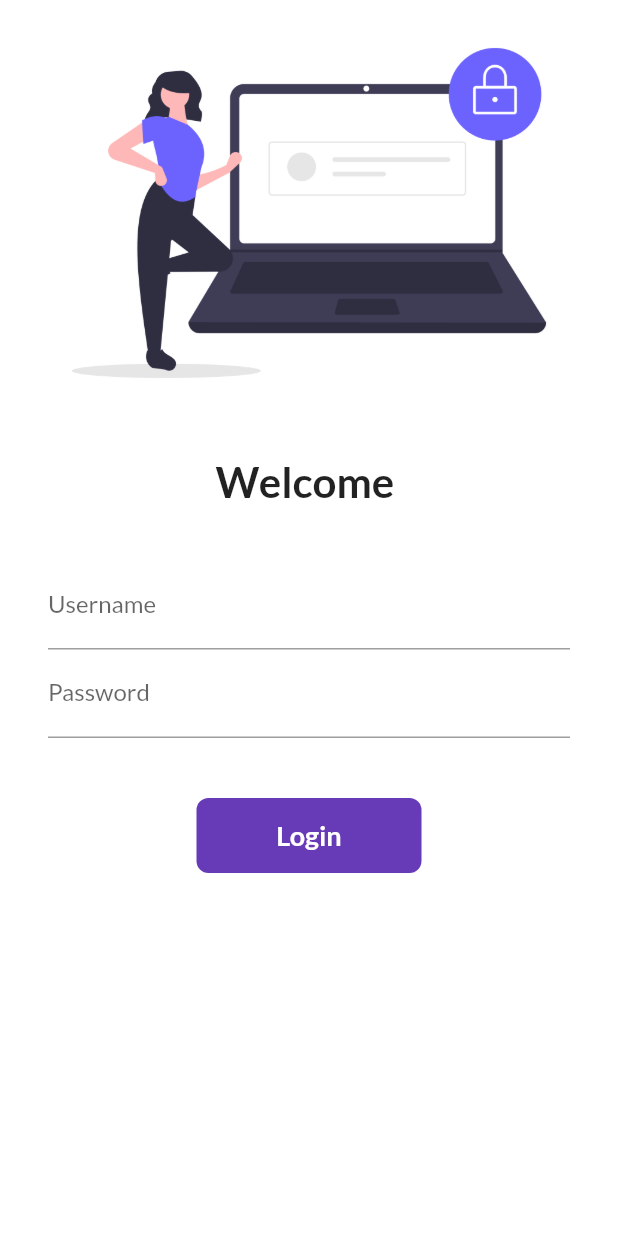
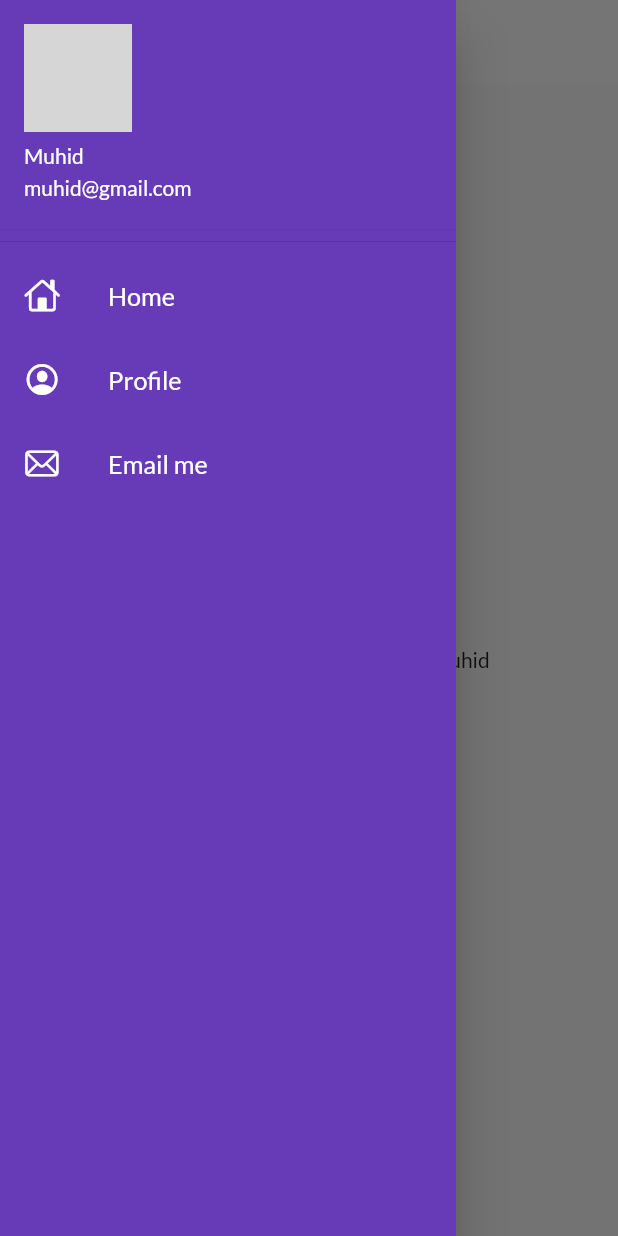
Before and after one commit to muhidhossain/flutter_catalog, a Flutter app: the screen it shows after launch, with the side drawer open (before the commit the screen has no drawer), on a phone screen of 412 x 824 dp. Run offline on Flutter 3.47's test engine with Material 2 defaults, Android fonts, the phone set to English and light mode, and no system bars; our stand-ins replace google_fonts; network calls fail; grey boxes are pictures that could not be loaded.

Commit message:
drawer and theming

```diff
--- a/lib/main.dart
+++ b/lib/main.dart
@@ -2,6 +2,7 @@ import 'package:flutter/material.dart';
 import 'package:flutter_catalog/pages/home_page.dart';
 import 'package:flutter_catalog/pages/login_page.dart';
 import 'package:flutter_catalog/utils/routs.dart';
+import 'package:flutter_catalog/widgets/themes.dart';
 import 'package:google_fonts/google_fonts.dart';
 
 void main() {
@@ -15,12 +16,9 @@ class MyApp extends StatelessWidget {
   Widget build(BuildContext context) {
     return MaterialApp(
       themeMode: ThemeMode.light,
-      theme: ThemeData(
-        primarySwatch: Colors.deepPurple,
-        fontFamily: GoogleFonts.lato().fontFamily,
-      ),
-      darkTheme: ThemeData(brightness: Brightness.dark),
-      initialRoute: "/login",
+      theme: MyTheme.lightTheme,
+      darkTheme: MyTheme.darkTheme,
+      initialRoute: "/",
       routes: {
         MyRoutes.homeRoute: (context) => HomePage(
               key: key,
--- a/lib/pages/home_page.dart
+++ b/lib/pages/home_page.dart
@@ -1,4 +1,5 @@
 import "package:flutter/material.dart";
+import 'package:flutter_catalog/widgets/drawer.dart';
 
 class HomePage extends StatelessWidget {
   const HomePage({Key? key}) : super(key: key);
@@ -13,7 +14,7 @@ class HomePage extends StatelessWidget {
       body: Center(
         child: Text('Welcome to $days days of flutter by $name'),
       ),
-      drawer: const Drawer(),
+      drawer: MyDrawer(key: key),
     );
   }
 }
--- /dev/null
+++ b/lib/widgets/drawer.dart
@@ -0,0 +1,57 @@
+import 'package:flutter/cupertino.dart';
+import "package:flutter/material.dart";
+
+class MyDrawer extends StatelessWidget {
+  const MyDrawer({Key? key}) : super(key: key);
+
+  @override
+  Widget build(BuildContext context) {
+    final imageUrl =
+        "https://i.pinimg.com/280x280_RS/4e/a9/f6/4ea9f6e751430aa567c5ecdb133c8810.jpg";
+
+    return Drawer(
+      child: Container(
+        color: Colors.deepPurple,
+        child: ListView(
+          padding: EdgeInsets.zero,
+          children: [
+            DrawerHeader(
+                padding: EdgeInsets.zero,
+                child: UserAccountsDrawerHeader(
+                  accountName: const Text("Muhid"),
+                  accountEmail: const Text("muhid@gmail.com"),
+                  currentAccountPicture: CircleAvatar(
+                    backgroundImage: NetworkImage(imageUrl),
+                  ),
+                )),
+            const ListTile(
+              leading: Icon(CupertinoIcons.home, color: Colors.white),
+              title: Text(
+                "Home",
+                textScaleFactor: 1.2,
+                style: TextStyle(color: Colors.white),
+              ),
+            ),
+            const ListTile(
+              leading:
+                  Icon(CupertinoIcons.profile_circled, color: Colors.white),
+              title: Text(
+                "Profile",
+                textScaleFactor: 1.2,
+                style: TextStyle(color: Colors.white),
+              ),
+            ),
+            const ListTile(
+              leading: Icon(CupertinoIcons.mail, color: Colors.white),
+              title: Text(
+                "Email me",
+                textScaleFactor: 1.2,
+                style: TextStyle(color: Colors.white),
+              ),
+            )
+          ],
+        ),
+      ),
+    );
+  }
+}
--- /dev/null
+++ b/lib/widgets/themes.dart
@@ -0,0 +1,16 @@
+import 'package:flutter/material.dart';
+import 'package:google_fonts/google_fonts.dart';
+
+class MyTheme {
+  static ThemeData get lightTheme => ThemeData(
+      primarySwatch: Colors.deepPurple,
+      fontFamily: GoogleFonts.lato().fontFamily,
+      appBarTheme: const AppBarTheme(
+        color: Colors.white,
+        elevation: 0.0,
+        iconTheme: IconThemeData(color: Colors.black),
+        titleTextStyle: TextStyle(color: Colors.black),
+      ));
+
+  static ThemeData get darkTheme => ThemeData(brightness: Brightness.dark);
+}
```
Also changed, not shown: lib/models/catalog.dart (added, +27 -0 lines), lib/pages/login_page.dart (+44 -26 lines), assets/images/hey_image.png (added).
